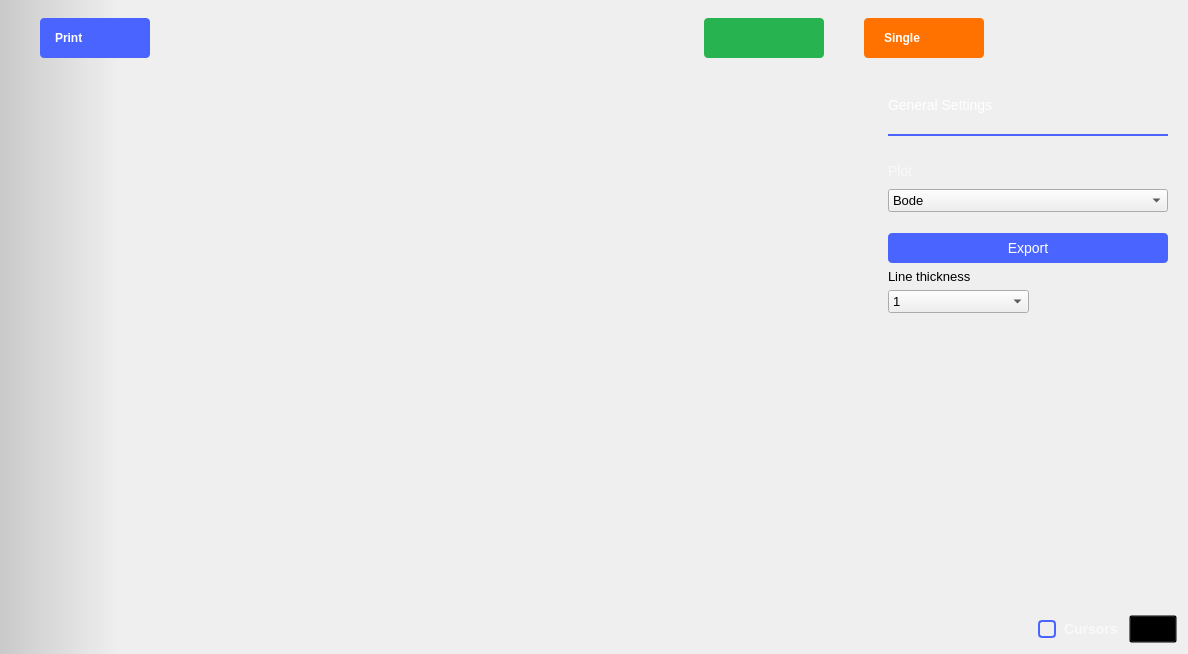
The window that ui/network_analyzer.ui (analogdevicesinc/scopy) describes before a commit, drawn with Qt 5.
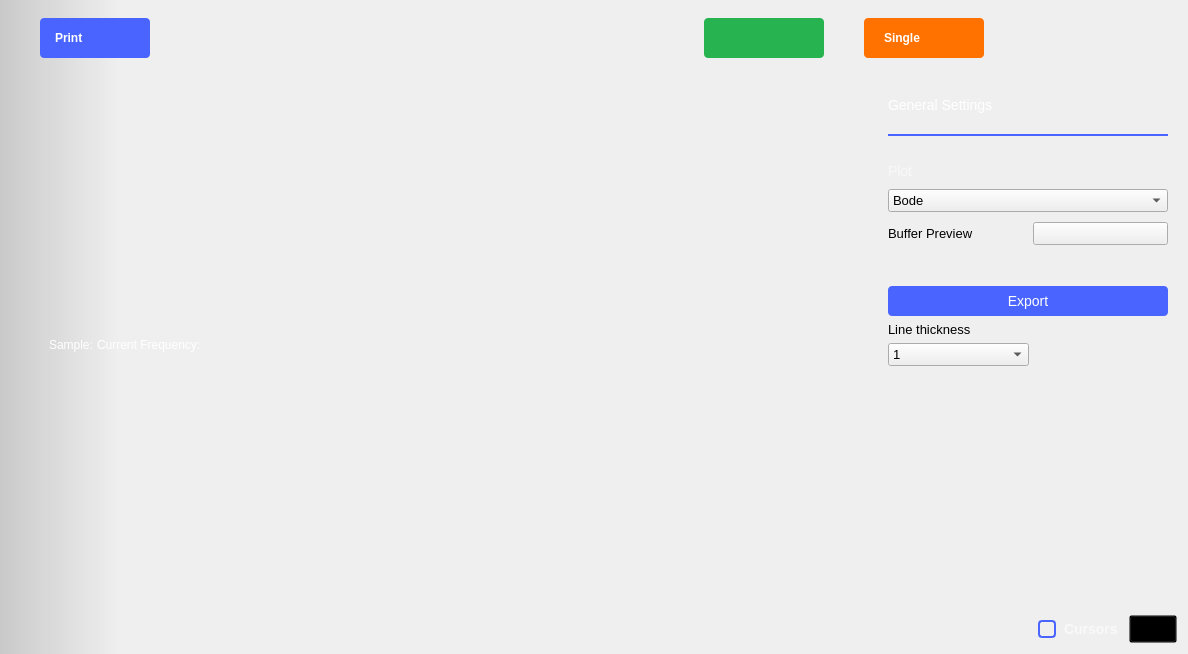
The same window after the commit. The open tabs and pages were chosen to show the change. Icons and pictures are not drawn. Custom widgets are drawn as their Qt base class.

Commit message:
NetworkAnalyzer: make sure to compute frequency array in threads and auto adjust gain
Now the gain will be adjusted during the sweep, and the sweep frequencies will be computed in a thread.

```diff
--- a/ui/network_analyzer.ui
+++ b/ui/network_analyzer.ui
@@ -407,6 +407,98 @@
                  <property name="spacing">
                   <number>0</number>
                  </property>
+                 <item>
+                  <widget class="QWidget" name="statusWidget" native="true">
+                   <layout class="QVBoxLayout" name="verticalLayout_18">
+                    <property name="spacing">
+                     <number>0</number>
+                    </property>
+                    <property name="leftMargin">
+                     <number>0</number>
+                    </property>
+                    <property name="topMargin">
+                     <number>0</number>
+                    </property>
+                    <property name="rightMargin">
+                     <number>0</number>
+                    </property>
+                    <property name="bottomMargin">
+                     <number>0</number>
+                    </property>
+                    <item>
+                     <layout class="QHBoxLayout" name="status">
+                      <property name="spacing">
+                       <number>0</number>
+                      </property>
+                      <property name="topMargin">
+                       <number>10</number>
+                      </property>
+                      <item>
+                       <spacer name="horizontalSpacer_7">
+                        <property name="orientation">
+                         <enum>Qt::Horizontal</enum>
+                        </property>
+                        <property name="sizeType">
+                         <enum>QSizePolicy::Fixed</enum>
+                        </property>
+                        <property name="sizeHint" stdset="0">
+                         <size>
+                          <width>40</width>
+                          <height>20</height>
+                         </size>
+                        </property>
+                       </spacer>
+                      </item>
+                      <item>
+                       <widget class="QLabel" name="currentSampleLabel">
+                        <property name="sizePolicy">
+                         <sizepolicy hsizetype="Fixed" vsizetype="Fixed">
+                          <horstretch>0</horstretch>
+                          <verstretch>0</verstretch>
+                         </sizepolicy>
+                        </property>
+                        <property name="styleSheet">
+                         <string notr="true">color:white;</string>
+                        </property>
+                        <property name="text">
+                         <string>Sample: </string>
+                        </property>
+                       </widget>
+                      </item>
+                      <item>
+                       <widget class="QLabel" name="currentFrequencyLabel">
+                        <property name="sizePolicy">
+                         <sizepolicy hsizetype="Fixed" vsizetype="Fixed">
+                          <horstretch>0</horstretch>
+                          <verstretch>0</verstretch>
+                         </sizepolicy>
+                        </property>
+                        <property name="styleSheet">
+                         <string notr="true">color:white;</string>
+                        </property>
+                        <property name="text">
+                         <string>Current Frequency:</string>
+                        </property>
+                       </widget>
+                      </item>
+                      <item>
+                       <spacer name="horizontalSpacer_6">
+                        <property name="orientation">
+                         <enum>Qt::Horizontal</enum>
+                        </property>
+                        <property name="sizeHint" stdset="0">
+                         <size>
+                          <width>40</width>
+                          <height>20</height>
+                         </size>
+                        </property>
+                       </spacer>
+                      </item>
+                     </layout>
+                    </item>
+                   </layout>
+                  </widget>
+                 </item>
                  <item>
                   <layout class="QGridLayout" name="gridLayout_plots"/>
                  </item>
@@ -1571,6 +1663,9 @@
                    <property name="topMargin">
                     <number>20</number>
                    </property>
+                   <property name="bottomMargin">
+                    <number>10</number>
+                   </property>
                    <item>
                     <widget class="QLabel" name="label_6">
                      <property name="styleSheet">
@@ -1604,6 +1699,27 @@
                      </item>
                     </widget>
                    </item>
+                   <item>
+                    <layout class="QHBoxLayout" name="horizontalLayout_14">
+                     <property name="bottomMargin">
+                      <number>10</number>
+                     </property>
+                     <item>
+                      <widget class="QLabel" name="label_14">
+                       <property name="text">
+                        <string>Buffer Preview</string>
+                       </property>
+                      </widget>
+                     </item>
+                     <item>
+                      <widget class="adiscope::CustomSwitch" name="bufferPreviewSwitch">
+                       <property name="text">
+                        <string/>
+                       </property>
+                      </widget>
+                     </item>
+                    </layout>
+                   </item>
                   </layout>
                  </item>
                  <item>
```
Left out of the diff: 6 changed lines with no effect on the pictures. The commit also changes 3 other files.
